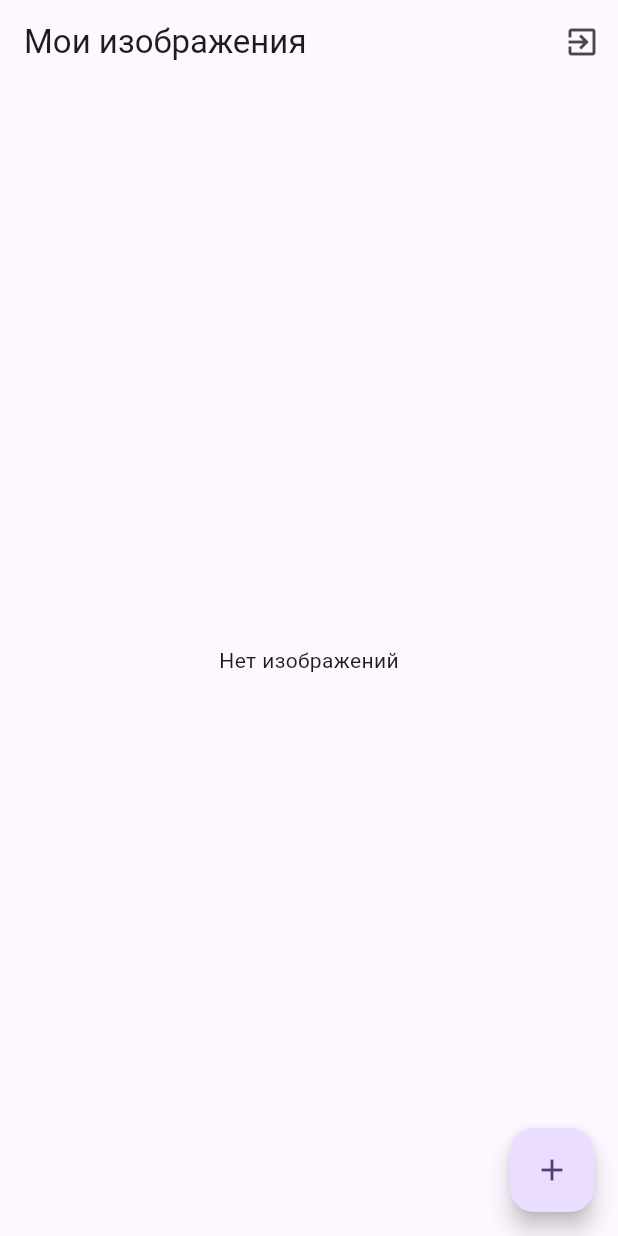
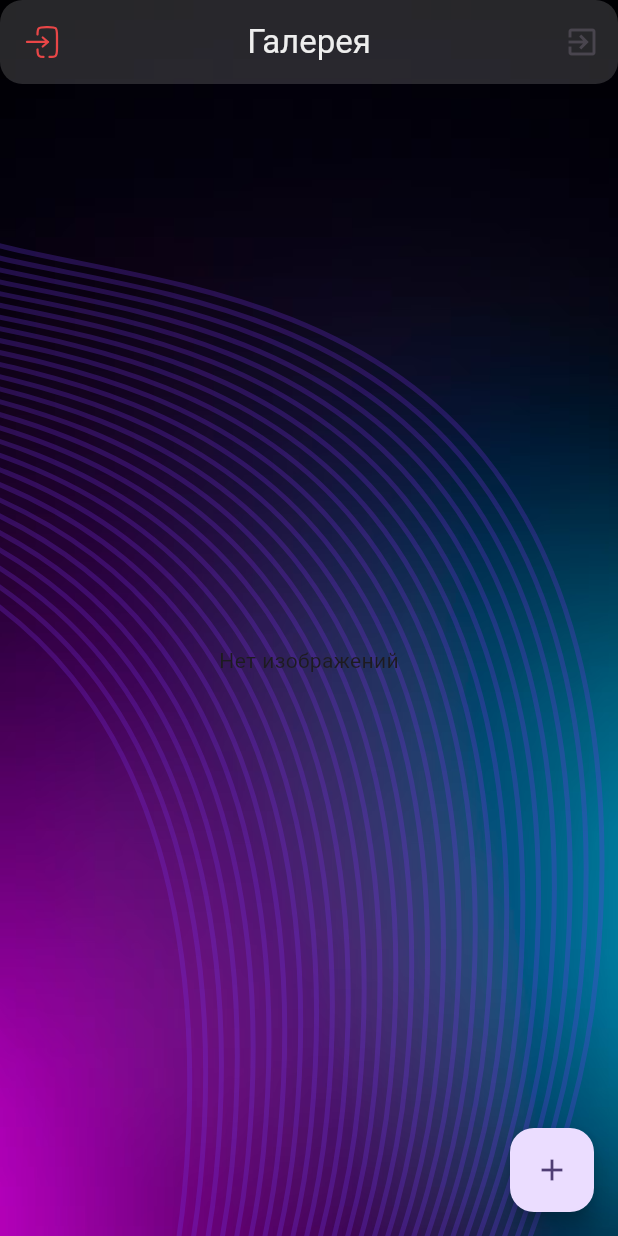
Before and after one commit to Zabalkanskiy/Aeza_Flutter, a Flutter app: the screen it shows once a user with an empty profile is signed in, on a phone screen of 412 x 824 dp. Run offline on Flutter 3.47's test engine with Material 3 defaults, Android fonts, the phone set to English and light mode, and no system bars; our stand-ins replace bloc, cloud_firestore, dio, equatable, firebase_auth, firebase_core and 7 more; missing offline and left inert: image_gallery_saver_plus; accounts and stored records are empty; generated files the repository leaves out were written again.

Commit message:
change gallery_page.dart

```diff
--- a/lib/feature/gallery/view/gallery_page.dart
+++ b/lib/feature/gallery/view/gallery_page.dart
@@ -1,6 +1,7 @@
 import 'package:cloud_firestore/cloud_firestore.dart';
 import 'package:firebase_auth/firebase_auth.dart';
 import 'package:flutter/material.dart';
+import 'package:flutter_svg/svg.dart';
 
 class GalleryPage extends StatelessWidget {
   const GalleryPage({super.key});
@@ -15,9 +16,55 @@ class GalleryPage extends StatelessWidget {
         .orderBy('createdAt', descending: true)
         .snapshots();
 
-    return Scaffold(
+    return Stack(
+      children: [
+        // Общий фон для всего экрана
+        Positioned.fill(
+          child: Stack(
+            children: [
+              // Фоновое изображение
+              Image.asset(
+                'assets/image/background.png',
+                fit: BoxFit.cover,
+                width: double.infinity,
+                height: double.infinity,
+
+              ),
+              // SVG поверх изображения
+              Positioned.fill(
+                child: SvgPicture.asset(
+                  'assets/icon/ic_background.svg',
+                  fit: BoxFit.cover,
+                ),
+              ),
+            ],
+          ),
+        ),
+
+
+        Scaffold(
+          backgroundColor: Colors.transparent,
           appBar: AppBar(
-        title: const Text('Мои изображения'),
+            //leading: const Icon(Icons.exit_to_app),
+            // leading: Transform.scale(
+            //   scale: 0.5, // коэффициент масштабирования
+            //   child: SvgPicture.asset("assets/icon/ic_login.svg"),
+            // ),
+            leading: SvgPicture.asset(
+              "assets/icon/ic_login.svg",
+              width: 10,
+              height: 10,
+              fit: BoxFit.scaleDown, // или BoxFit.contain
+            ),
+            centerTitle: true,
+            title: const Text('Галерея', style: TextStyle(color: Color(0xFFEEEEEE),),  textAlign: TextAlign.center, ),
+            backgroundColor: Color(0x10C4C4C4).withOpacity(0.2),
+            shape: RoundedRectangleBorder(
+              borderRadius: BorderRadius.horizontal(
+                left: Radius.circular(15),
+                right: Radius.circular(15),
+              ),
+            ),
             actions: [
               IconButton(
                 icon: const Icon(Icons.exit_to_app),
@@ -62,6 +109,8 @@ class GalleryPage extends StatelessWidget {
               );
             },
           ),
+        ),
+      ],
     );
   }
 }
```
Lines whose indentation alone changed are shown as unchanged.
